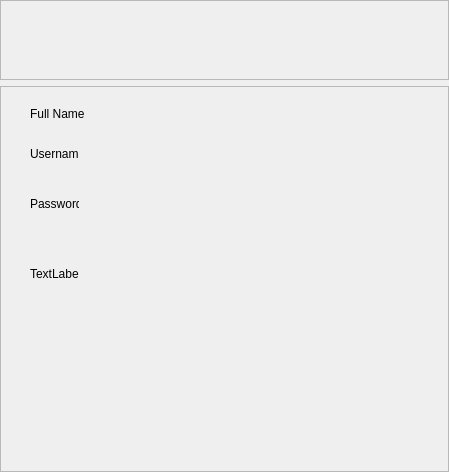
The window that views/login/register.ui (bhhoang/newspaper-project) describes before a commit, drawn with Qt 5.
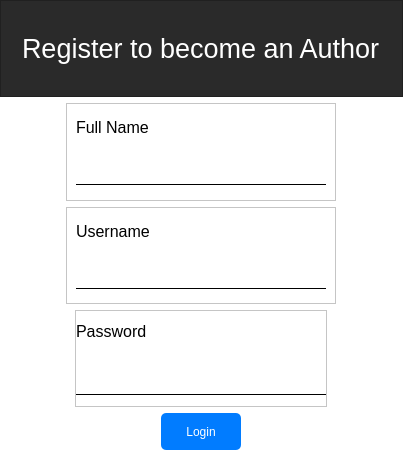
The same window after the commit.

Commit message: Complete register form, need icon for both ui

```diff
--- a/views/login/register.ui
+++ b/views/login/register.ui
@@ -6,13 +6,50 @@
    <rect>
     <x>0</x>
     <y>0</y>
-    <width>449</width>
-    <height>472</height>
+    <width>403</width>
+    <height>470</height>
    </rect>
   </property>
+  <property name="minimumSize">
+   <size>
+    <width>392</width>
+    <height>369</height>
+   </size>
+  </property>
+  <property name="maximumSize">
+   <size>
+    <width>510</width>
+    <height>500</height>
+   </size>
+  </property>
   <property name="windowTitle">
    <string>MainWindow</string>
   </property>
+  <property name="styleSheet">
+   <string notr="true">.QLineEdit{
+	width: 250%;
+	height: auto;
+	border:none;
+	border-bottom: 1px solid black
+}
+.QPushButton{
+	background-color: rgb(1, 124, 255);
+	border-radius: 5px;
+	width: 80%;
+	height: auto;
+	color: white;
+	border:none
+}
+.QPushButton:focus{
+	background-color: rgb(0, 50, 255);
+	pointer-events:none;
+	border: none
+}
+*{
+	background-color: rgb(255,255,255);
+	margin: 0
+}</string>
+  </property>
   <widget class="QWidget" name="centralwidget">
    <layout class="QVBoxLayout" name="verticalLayout">
     <property name="leftMargin">
@@ -25,25 +62,123 @@
      <number>0</number>
     </property>
     <property name="bottomMargin">
-     <number>0</number>
+     <number>20</number>
     </property>
     <item>
-     <widget class="QFrame" name="frame">
+     <widget class="QFrame" name="frame_3">
       <property name="maximumSize">
        <size>
         <width>16777215</width>
-        <height>80</height>
+        <height>160</height>
        </size>
       </property>
+      <property name="styleSheet">
+       <string notr="true">background-color: rgb(42, 42, 42);
+color: white</string>
+      </property>
       <property name="frameShape">
        <enum>QFrame::StyledPanel</enum>
       </property>
       <property name="frameShadow">
        <enum>QFrame::Raised</enum>
       </property>
+      <layout class="QHBoxLayout" name="horizontalLayout">
+       <item alignment="Qt::AlignHCenter|Qt::AlignVCenter">
+        <widget class="QLabel" name="label_3">
+         <property name="font">
+          <font>
+           <pointsize>20</pointsize>
+          </font>
+         </property>
+         <property name="text">
+          <string>Register to become an Author</string>
+         </property>
+        </widget>
+       </item>
+      </layout>
      </widget>
     </item>
-    <item>
+    <item alignment="Qt::AlignHCenter">
+     <widget class="QFrame" name="frame">
+      <property name="frameShape">
+       <enum>QFrame::StyledPanel</enum>
+      </property>
+      <property name="frameShadow">
+       <enum>QFrame::Raised</enum>
+      </property>
+      <layout class="QVBoxLayout" name="verticalLayout_2">
+       <item>
+        <widget class="QLabel" name="label">
+         <property name="maximumSize">
+          <size>
+           <width>16777215</width>
+           <height>20</height>
+          </size>
+         </property>
+         <property name="font">
+          <font>
+           <pointsize>12</pointsize>
+           <bold>false</bold>
+          </font>
+         </property>
+         <property name="text">
+          <string>Full Name</string>
+         </property>
+        </widget>
+       </item>
+       <item>
+        <widget class="QLineEdit" name="lineEdit">
+         <property name="font">
+          <font>
+           <pointsize>11</pointsize>
+          </font>
+         </property>
+        </widget>
+       </item>
+      </layout>
+     </widget>
+    </item>
+    <item alignment="Qt::AlignHCenter">
+     <widget class="QFrame" name="frame_4">
+      <property name="frameShape">
+       <enum>QFrame::StyledPanel</enum>
+      </property>
+      <property name="frameShadow">
+       <enum>QFrame::Raised</enum>
+      </property>
+      <layout class="QVBoxLayout" name="verticalLayout_4">
+       <item>
+        <widget class="QLabel" name="label_4">
+         <property name="maximumSize">
+          <size>
+           <width>16777215</width>
+           <height>20</height>
+          </size>
+         </property>
+         <property name="font">
+          <font>
+           <pointsize>12</pointsize>
+           <bold>false</bold>
+          </font>
+         </property>
+         <property name="text">
+          <string>Username</string>
+         </property>
+        </widget>
+       </item>
+       <item>
+        <widget class="QLineEdit" name="lineEdit_3">
+         <property name="font">
+          <font>
+           <pointsize>11</pointsize>
+          </font>
+         </property>
+        </widget>
+       </item>
+      </layout>
+     </widget>
+    </item>
+    <item alignment="Qt::AlignHCenter">
      <widget class="QFrame" name="frame_2">
       <property name="frameShape">
        <enum>QFrame::StyledPanel</enum>
@@ -51,58 +186,60 @@
       <property name="frameShadow">
        <enum>QFrame::Raised</enum>
       </property>
-      <widget class="QLabel" name="label">
-       <property name="geometry">
-        <rect>
-         <x>30</x>
-         <y>20</y>
-         <width>91</width>
-         <height>16</height>
-        </rect>
+      <layout class="QVBoxLayout" name="verticalLayout_3">
+       <property name="leftMargin">
+        <number>0</number>
        </property>
-       <property name="text">
-        <string>Full Name</string>
+       <property name="topMargin">
+        <number>0</number>
        </property>
-      </widget>
-      <widget class="QLabel" name="label_2">
-       <property name="geometry">
-        <rect>
-         <x>30</x>
-         <y>60</y>
-         <width>49</width>
-         <height>16</height>
-        </rect>
+       <property name="rightMargin">
+        <number>0</number>
        </property>
-       <property name="text">
-        <string>Username</string>
+       <property name="bottomMargin">
+        <number>0</number>
        </property>
-      </widget>
-      <widget class="QLabel" name="label_3">
-       <property name="geometry">
-        <rect>
-         <x>30</x>
-         <y>110</y>
-         <width>49</width>
-         <height>16</height>
-        </rect>
-       </property>
-       <property name="text">
-        <string>Password</string>
-       </property>
-      </widget>
-      <widget class="QLabel" name="label_4">
-       <property name="geometry">
-        <rect>
-         <x>30</x>
-         <y>180</y>
-         <width>49</width>
-         <height>16</height>
-        </rect>
-       </property>
-       <property name="text">
-        <string>TextLabel</string>
-       </property>
-      </widget>
+       <item>
+        <widget class="QLabel" name="label_2">
+         <property name="maximumSize">
+          <size>
+           <width>16777215</width>
+           <height>20</height>
+          </size>
+         </property>
+         <property name="font">
+          <font>
+           <pointsize>12</pointsize>
+          </font>
+         </property>
+         <property name="text">
+          <string>Password</string>
+         </property>
+        </widget>
+       </item>
+       <item>
+        <widget class="QLineEdit" name="lineEdit_2">
+         <property name="font">
+          <font>
+           <pointsize>11</pointsize>
+          </font>
+         </property>
+         <property name="echoMode">
+          <enum>QLineEdit::Password</enum>
+         </property>
+        </widget>
+       </item>
+      </layout>
+     </widget>
+    </item>
+    <item alignment="Qt::AlignHCenter">
+     <widget class="QPushButton" name="pushButton">
+      <property name="cursor">
+       <cursorShape>PointingHandCursor</cursorShape>
+      </property>
+      <property name="text">
+       <string>Login</string>
+      </property>
      </widget>
     </item>
    </layout>
```
